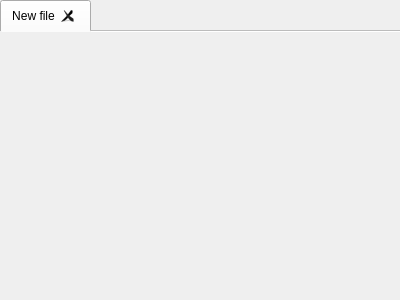
Above: src/tabwidget.ui from Redgrxve/Simple-Notepad before the change. Below: the same form after it.
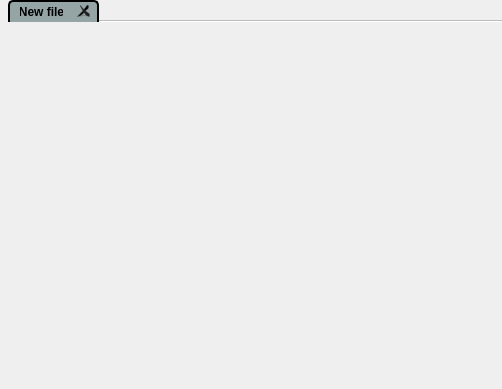
That is the form after the change. Custom widgets are drawn as their Qt base class.

```diff
--- a/src/tabwidget.ui
+++ b/src/tabwidget.ui
@@ -6,13 +6,59 @@
    <rect>
     <x>0</x>
     <y>0</y>
-    <width>400</width>
-    <height>300</height>
+    <width>502</width>
+    <height>389</height>
    </rect>
   </property>
   <property name="windowTitle">
    <string>TabWidget</string>
   </property>
+  <property name="styleSheet">
+   <string notr="true">QTabWidget::tab-bar {
+	left: 8px;
+}
+
+QTabBar::tab {
+	border-top: 2px solid black;
+	border-left: 2px solid black;
+	border-right: 2px solid black;
+	border-top-left-radius: 5px;
+	border-top-right-radius: 5px;
+	padding: 0 10px;
+	margin-right: 3px;
+}
+
+QTabBar::tab:last {
+	margin-right: 0;
+}
+
+QTabBar::tab:!selected {
+	margin-top: 2px;
+}
+
+QTabBar::tab:selected {
+	background: #95a5a6;
+	font-weight: bold;
+	margin-left: -7px;
+    margin-right: -7px;
+}
+
+QTabBar::tab:first:selected {
+	margin-left: 0px;
+}
+
+QTabBar::tab:last:selected {
+	margin-right: 0px;
+}
+
+QTabBar::tab:only-one {
+	margin: 0;
+}
+</string>
+  </property>
+  <property name="usesScrollButtons">
+   <bool>true</bool>
+  </property>
   <property name="documentMode">
    <bool>true</bool>
   </property>
@@ -22,6 +68,9 @@
   <property name="movable">
    <bool>true</bool>
   </property>
+  <property name="tabBarAutoHide">
+   <bool>false</bool>
+  </property>
   <widget class="TextEditWidget" name="starterTab">
    <attribute name="title">
     <string>New file</string>
```
